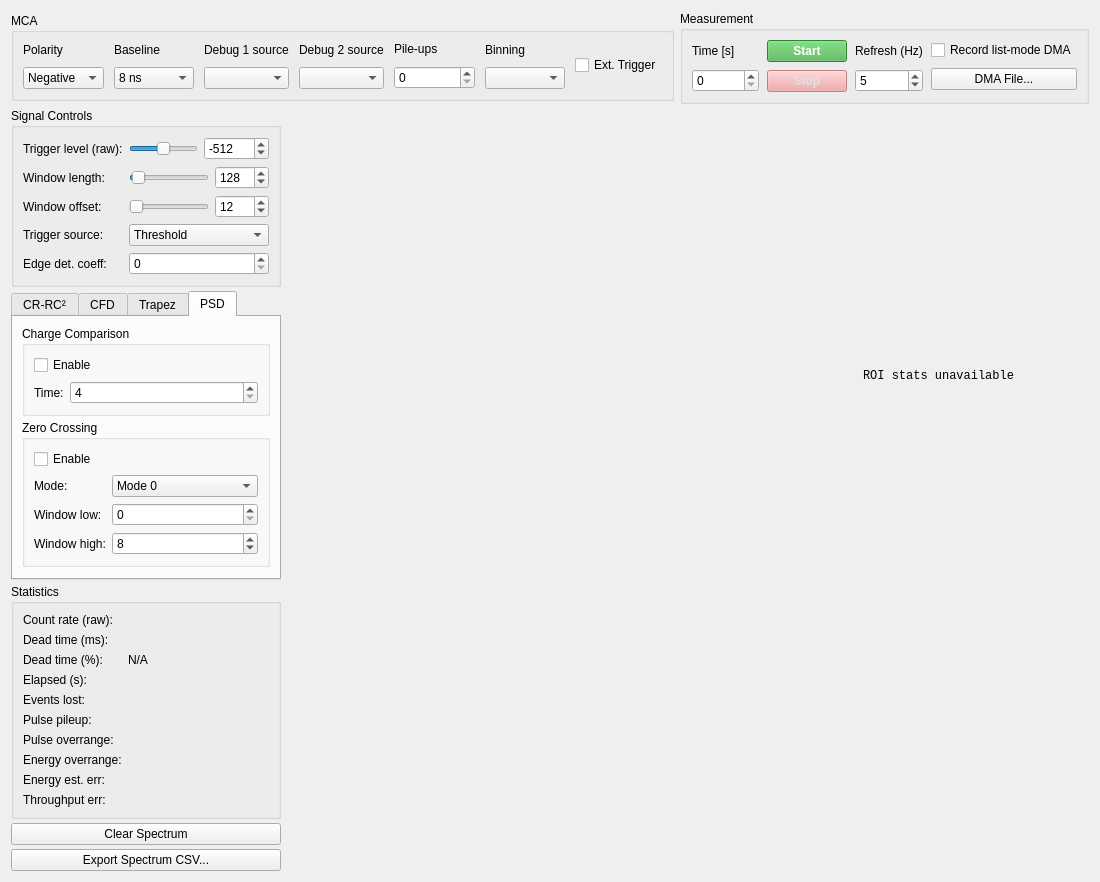
nucliflare/nlab-digitizer-community, file forms/mca_view.ui: the form before one commit.
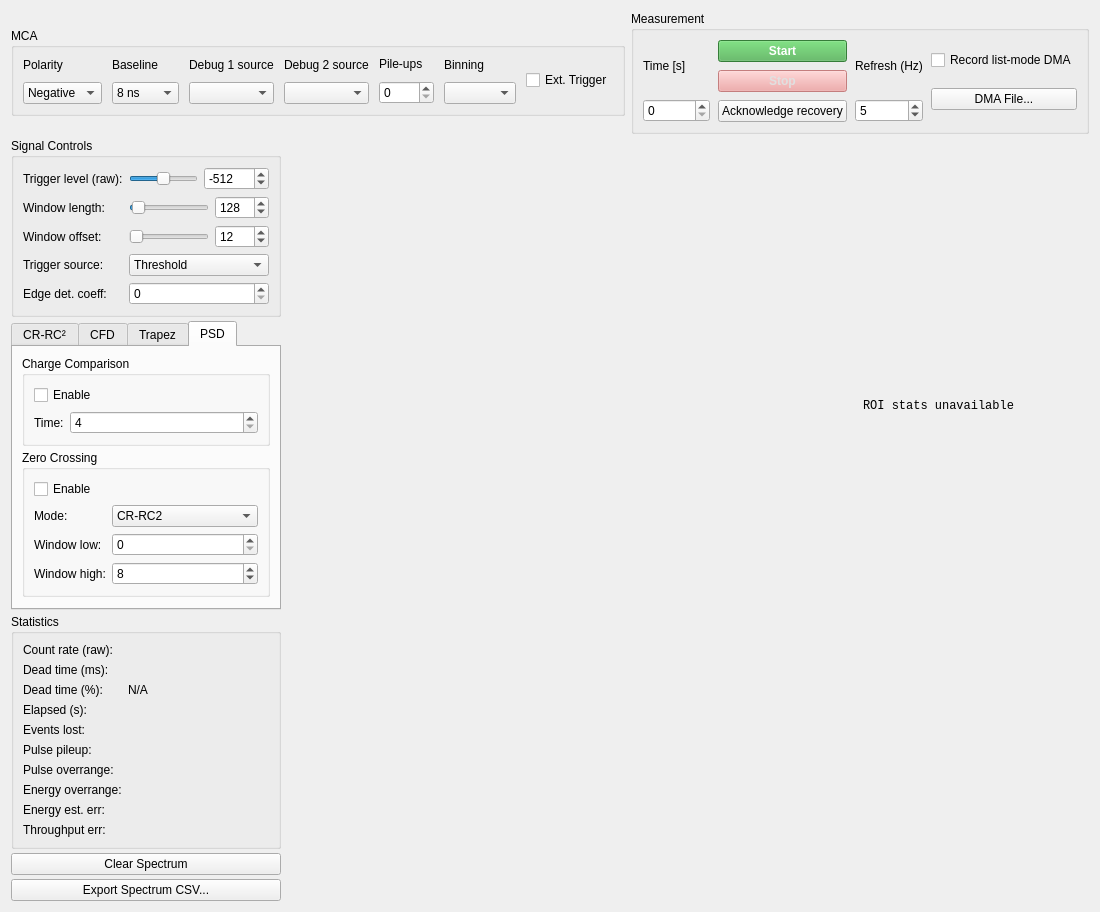
The form after the commit. The open tabs and pages were chosen to show the change. Custom widgets are drawn as their Qt base class.

```diff
--- a/forms/mca_view.ui
+++ b/forms/mca_view.ui
@@ -174,6 +174,13 @@
 QPushButton:disabled { background-color: #EF9A9A; color: #E0E0E0; }</string></property>
            </widget>
           </item>
+          <item>
+           <widget class="QPushButton" name="btnRecover">
+            <property name="visible"><bool>false</bool></property>
+            <property name="text"><string>Acknowledge recovery</string></property>
+            <property name="toolTip"><string>After validating target recovery, acknowledge the failed session. This only checks stopped state and ownership; it never resets hardware or proves final histogram completion. Poison requires a target reboot.</string></property>
+           </widget>
+          </item>
          </layout>
         </item>
         <item>
@@ -695,8 +702,9 @@
                </item>
                <item row="1" column="1">
                 <widget class="QComboBox" name="comboPsdZcMode">
-                 <item><property name="text"><string>Mode 0</string></property></item>
-                 <item><property name="text"><string>Mode 1</string></property></item>
+                 <item><property name="text"><string>CR-RC2</string></property></item>
+                 <item><property name="text"><string>CR-RC</string></property></item>
+                 <item><property name="text"><string>Trapezoid</string></property></item>
                 </widget>
                </item>
                <item row="2" column="0">
```
